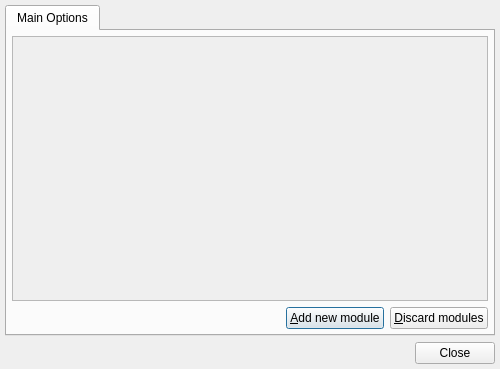
Old version of the form analyzer/forms/OptionsDialog.ui in the repository jvesely/netsniffer.
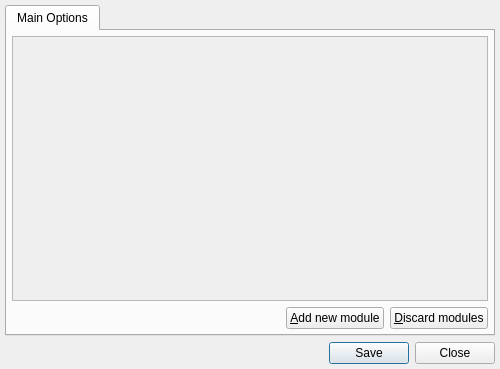
New version of the form. Icons and pictures are not drawn.

```diff
--- a/analyzer/forms/OptionsDialog.ui
+++ b/analyzer/forms/OptionsDialog.ui
@@ -73,7 +73,7 @@
         <x>0</x>
         <y>0</y>
         <width>486</width>
-        <height>293</height>
+        <height>297</height>
        </rect>
       </property>
       <property name="sizePolicy" >
@@ -210,7 +210,7 @@
       <enum>Qt::Horizontal</enum>
      </property>
      <property name="standardButtons" >
-      <set>QDialogButtonBox::Close</set>
+      <set>QDialogButtonBox::Close|QDialogButtonBox::Save</set>
      </property>
      <property name="centerButtons" >
       <bool>false</bool>
```
Left out of the diff: 6 changed lines with no effect on the pictures.
